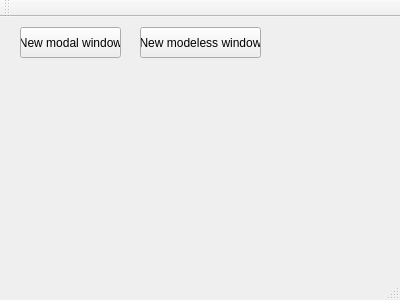
This is src/mainwindow.ui in CsatiZoltan/TestBench-Qt as Qt 5 draws it before an edit. The edited form follows.
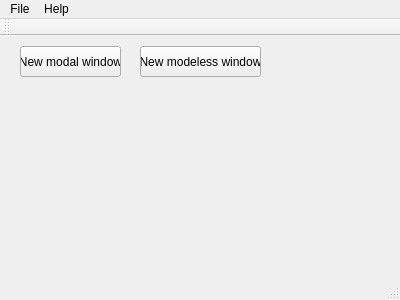
This is the edited form.

Commit message: Exit menu quits the application

Patch:
```diff
--- a/src/mainwindow.ui
+++ b/src/mainwindow.ui
@@ -50,6 +50,19 @@
      <height>21</height>
     </rect>
    </property>
+   <widget class="QMenu" name="menuFile">
+    <property name="title">
+     <string>File</string>
+    </property>
+    <addaction name="actionExit"/>
+   </widget>
+   <widget class="QMenu" name="menuHelp">
+    <property name="title">
+     <string>Help</string>
+    </property>
+   </widget>
+   <addaction name="menuFile"/>
+   <addaction name="menuHelp"/>
   </widget>
   <widget class="QToolBar" name="mainToolBar">
    <attribute name="toolBarArea">
```
Left out of the diff: 5 changed lines with no effect on the pictures. The commit also changes 3 other files.
